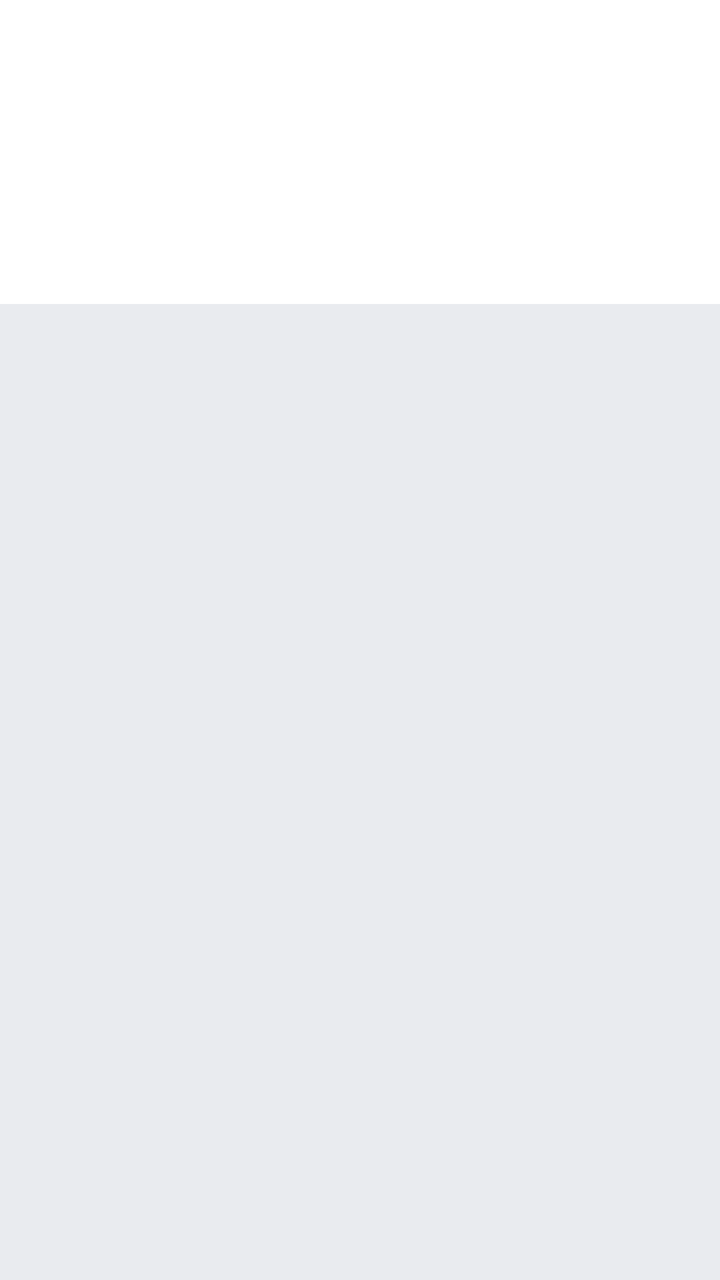
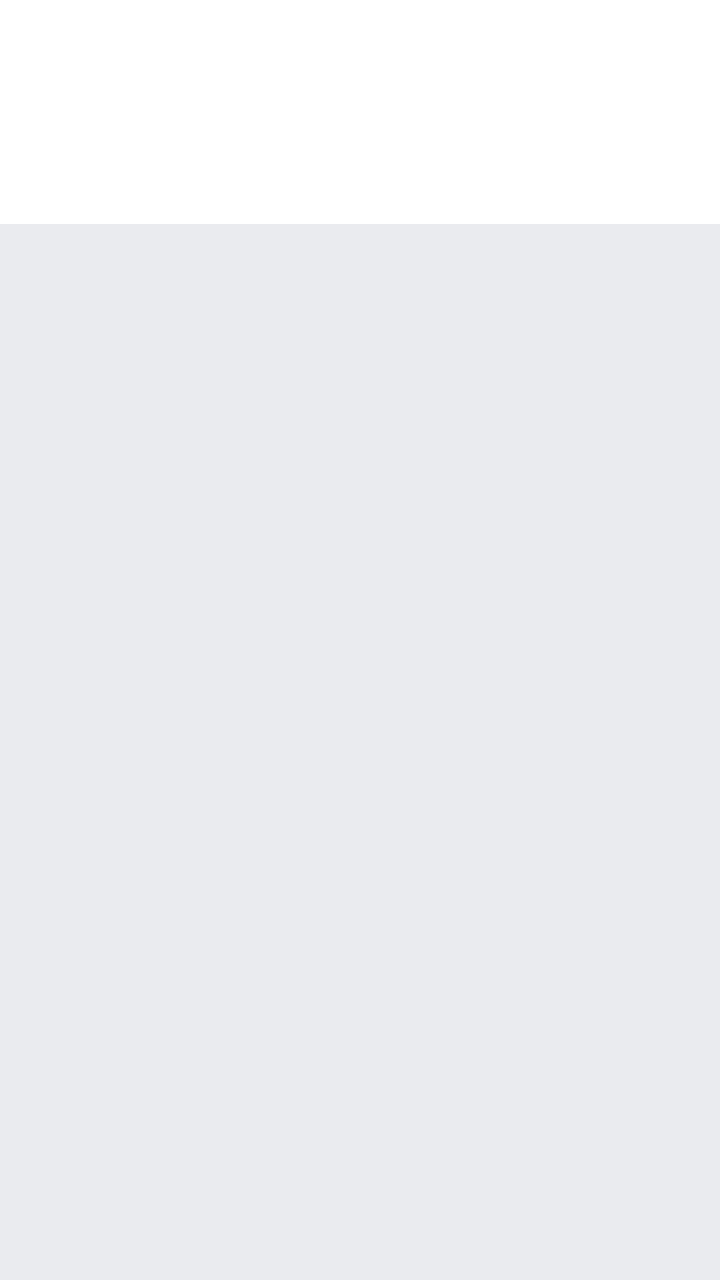

Screens rendered from an Android XML layout before and after an edit, with the pre-edit source and the edit as a unified diff.
<!-- AndroidManifest.xml: application theme Theme.Ark -->
<!-- res/layout/asetus_pohja.xml -->
<?xml version="1.0" encoding="utf-8"?>
<androidx.coordinatorlayout.widget.CoordinatorLayout
    xmlns:android="http://schemas.android.com/apk/res/android"
    xmlns:app="http://schemas.android.com/apk/res-auto"
    android:layout_width="match_parent"
    android:layout_height="match_parent"
    android:background="?android:attr/colorBackground"
    android:fitsSystemWindows="true">

    <com.google.android.material.appbar.AppBarLayout
        android:id="@+id/asetus_palkki"
        android:layout_width="match_parent"
        android:layout_height="wrap_content"
        android:fitsSystemWindows="true">

        <com.google.android.material.appbar.CollapsingToolbarLayout
            android:id="@+id/asetus_otsikko"
            style="?attr/collapsingToolbarLayoutLargeStyle"
            android:layout_width="match_parent"
            android:layout_height="?attr/collapsingToolbarLayoutLargeSize"
            app:layout_scrollFlags="scroll|exitUntilCollapsed|snap">

            <com.google.android.material.appbar.MaterialToolbar
                android:id="@+id/asetus_tyokalupalkki"
                android:layout_width="match_parent"
                android:layout_height="?attr/actionBarSize"
                app:layout_collapseMode="pin" />
        </com.google.android.material.appbar.CollapsingToolbarLayout>
    </com.google.android.material.appbar.AppBarLayout>

    <FrameLayout
        android:id="@+id/asetus_sisalto"
        android:layout_width="match_parent"
        android:layout_height="match_parent"
        app:layout_behavior="@string/appbar_scrolling_view_behavior" />
</androidx.coordinatorlayout.widget.CoordinatorLayout>
<!-- resources referenced by this layout -->
<resources>
  <style name="Theme.Ark" parent="Theme.Material3.DayNight.NoActionBar">
          <item name="preferenceTheme">@style/ArkPreferenceTheme</item>
          <item name="colorPrimary">@color/vaalea_korostus</item>
          <item name="colorOnPrimary">@color/vaalea_korostusteksti</item>
          <item name="android:colorBackground">@color/vaalea_tausta</item>
          <item name="colorSurface">@color/vaalea_nappain</item>
          <item name="colorOnSurface">@color/vaalea_teksti</item>
          <item name="colorSurfaceVariant">@color/vaalea_erikoisnappain</item>
          <item name="colorOnSurfaceVariant">@color/vaalea_vihje</item>
          <item name="colorSurfaceContainer">@color/vaalea_nappain</item>
          <item name="colorSurfaceContainerHighest">@color/vaalea_kortti</item>
      </style>
  <style name="ArkPreferenceTheme" parent="@style/PreferenceThemeOverlay">
          <item name="preferenceStyle">@style/ArkPreference</item>
          <item name="preferenceCategoryStyle">@style/ArkPreferenceCategory</item>
          <item name="switchPreferenceCompatStyle">@style/ArkSwitchPreference</item>
          <item name="seekBarPreferenceStyle">@style/ArkSeekBarPreference</item>
          <item name="editTextPreferenceStyle">@style/ArkEditTextPreference</item>
      </style>
  <color name="vaalea_korostus">#0946AC</color>
  <color name="vaalea_korostusteksti">#FFFFFF</color>
  <color name="vaalea_tausta">#E9EBEF</color>
  <color name="vaalea_nappain">#FFFFFF</color>
  <color name="vaalea_teksti">#1B1D22</color>
  <color name="vaalea_erikoisnappain">#D4D8E0</color>
  <color name="vaalea_vihje">#444A53</color>
  <color name="vaalea_kortti">#FFFFFF</color>
  <style name="ArkPreference" parent="@style/Preference.Material">
          <item name="android:layout">@layout/asetus_rivi</item>
          <item name="iconSpaceReserved">false</item>
      </style>
  <style name="ArkPreferenceCategory" parent="@style/Preference.Category.Material">
          <item name="android:layout">@layout/asetus_otsikkorivi</item>
          <item name="iconSpaceReserved">false</item>
      </style>
  <style name="ArkSwitchPreference" parent="@style/Preference.SwitchPreferenceCompat.Material">
          <item name="android:layout">@layout/asetus_rivi</item>
          <item name="android:widgetLayout">@layout/asetus_kytkin</item>
          <item name="iconSpaceReserved">false</item>
      </style>
  <style name="ArkSeekBarPreference" parent="@style/Preference.SeekBarPreference.Material">
          <item name="android:layout">@layout/asetus_liukurivi</item>
          <item name="iconSpaceReserved">false</item>
      </style>
  <style name="ArkEditTextPreference" parent="@style/Preference.DialogPreference.EditTextPreference.Material">
          <item name="android:layout">@layout/asetus_rivi</item>
          <item name="iconSpaceReserved">false</item>
      </style>
</resources>

<!-- the commit's change to res/layout/asetus_pohja.xml (unified diff, before → after) -->
@@ -15,9 +15,9 @@
 
         <com.google.android.material.appbar.CollapsingToolbarLayout
             android:id="@+id/asetus_otsikko"
-            style="?attr/collapsingToolbarLayoutLargeStyle"
+            style="?attr/collapsingToolbarLayoutMediumStyle"
             android:layout_width="match_parent"
-            android:layout_height="?attr/collapsingToolbarLayoutLargeSize"
+            android:layout_height="?attr/collapsingToolbarLayoutMediumSize"
             app:layout_scrollFlags="scroll|exitUntilCollapsed|snap">
 
             <com.google.android.material.appbar.MaterialToolbar
